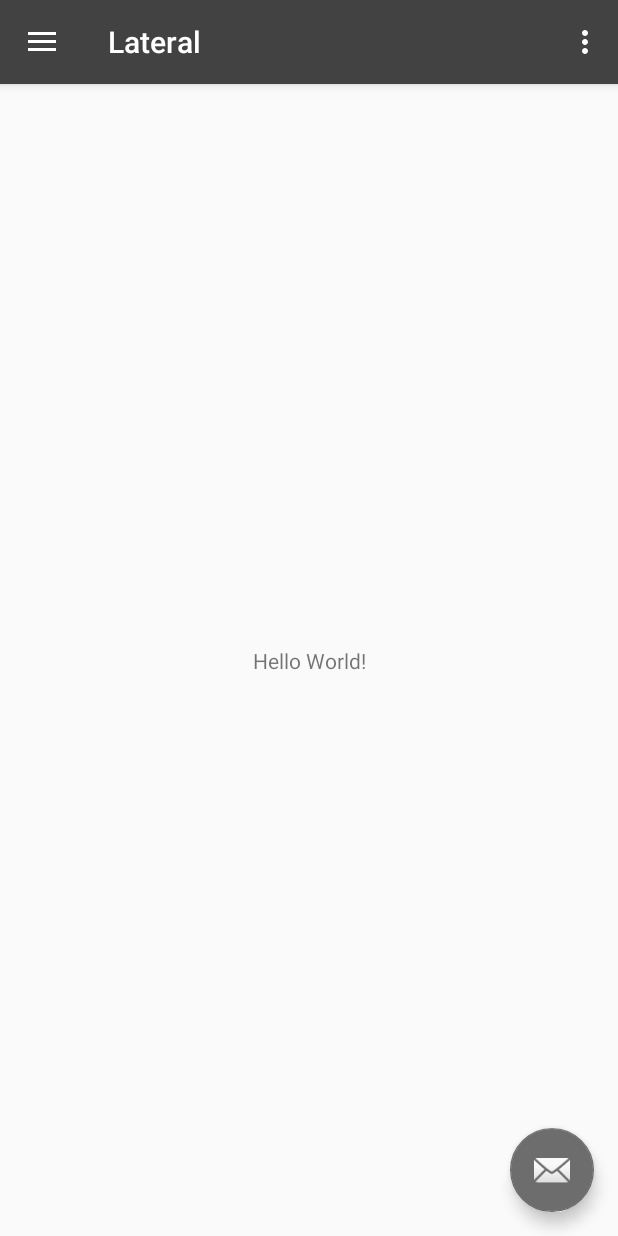
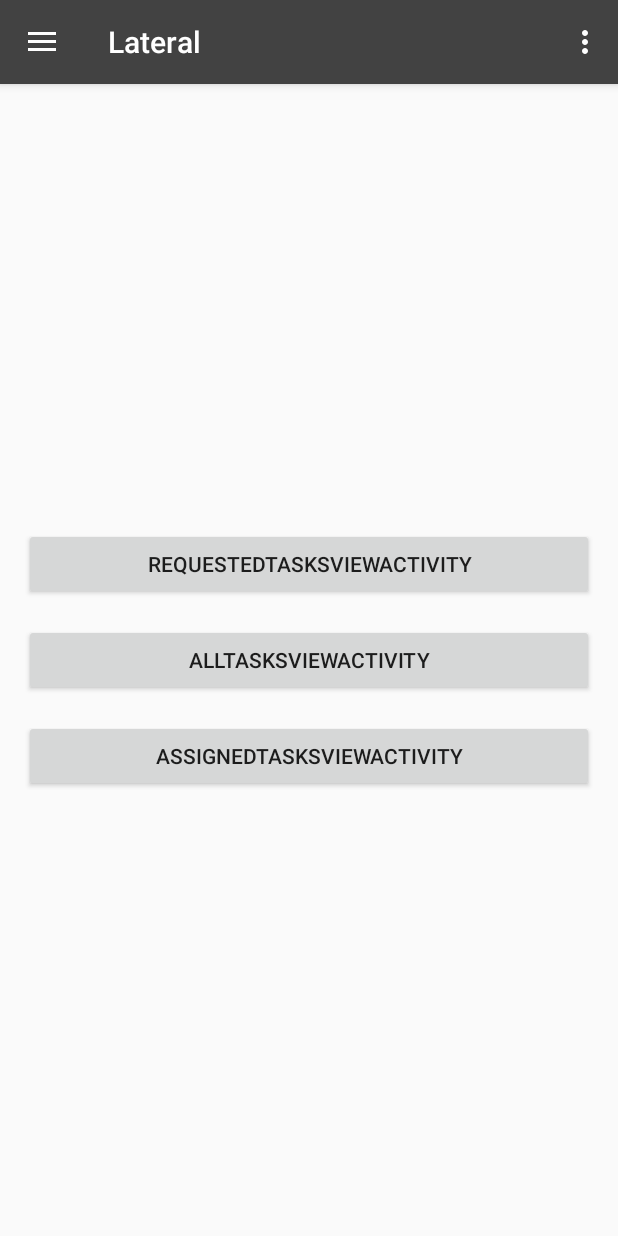
Before and after one commit to CMPUT301W18T13/Lateral, an Android app: the screen it shows after launch (MainActivity), on a phone screen of 412 x 824 dp. Run offline under Robolectric (Android 15) with nearby library versions, the phone set to English and light mode, and no system bars.

Commit message:
added buttons on main activity (only view all tasks button is functional)

```diff
--- a/app/src/main/java/com/lateral/lateral/MainActivity.java
+++ b/app/src/main/java/com/lateral/lateral/MainActivity.java
@@ -18,12 +18,13 @@ import android.support.v7.app.AppCompatActivity;
 import android.support.v7.widget.Toolbar;
 import android.view.Menu;
 import android.view.MenuItem;
+import android.widget.Button;
 
 import com.lateral.lateral.activity.AllTasksViewActivity;
 
 
 public class MainActivity extends AppCompatActivity
-        implements NavigationView.OnNavigationItemSelectedListener {
+        implements NavigationView.OnNavigationItemSelectedListener, View.OnClickListener {
 
     @Override
     protected void onCreate(Bundle savedInstanceState) {
@@ -32,17 +33,16 @@ public class MainActivity extends AppCompatActivity
         Toolbar toolbar = (Toolbar) findViewById(R.id.toolbar);
         setSupportActionBar(toolbar);
 
-        FloatingActionButton fab = (FloatingActionButton) findViewById(R.id.fab);
-        fab.setOnClickListener(new View.OnClickListener() {
-            @Override
-            public void onClick(View view) {
-//                Snackbar.make(view, "Replace with your own action", Snackbar.LENGTH_LONG)
-//                        .setAction("Action", null).show();
-                // for Testing --> take me to allTaskViewActivity
-                Intent viewAllTasksIntent = new Intent(MainActivity.this, AllTasksViewActivity.class);
-                startActivity(viewAllTasksIntent);
-            }
-        });
+        // Define buttons
+        Button ViewRequestedTasksButton = findViewById(R.id.ViewRequestedTasksButton);
+        ViewRequestedTasksButton.setOnClickListener(this);
+
+        Button ViewAllTasksButton = findViewById(R.id.ViewAllTasksButton);
+        ViewAllTasksButton.setOnClickListener(this);
+
+        Button ViewAssignedTasksButton = findViewById(R.id.ViewAssignedTasksButton);
+        ViewAssignedTasksButton.setOnClickListener(this);
+
 
         DrawerLayout drawer = (DrawerLayout) findViewById(R.id.drawer_layout);
         ActionBarDrawerToggle toggle = new ActionBarDrawerToggle(
@@ -52,6 +52,25 @@ public class MainActivity extends AppCompatActivity
 
         NavigationView navigationView = (NavigationView) findViewById(R.id.nav_view);
         navigationView.setNavigationItemSelectedListener(this);
+    }
+
+    // handles onClick events
+    @Override
+    public void onClick(View view) {
+
+        switch (view.getId()) {
+            case R.id.ViewRequestedTasksButton:
+                break;
+
+            case R.id.ViewAllTasksButton:
+                Intent viewAllTasksIntent = new Intent(MainActivity.this, AllTasksViewActivity.class);
+                startActivity(viewAllTasksIntent);
+                break;
+
+            case R.id.ViewAssignedTasksButton:
+                break;
+        }
+
     }
 
     @Override
--- a/app/src/main/java/com/lateral/lateral/activity/AllTasksViewActivity.java
+++ b/app/src/main/java/com/lateral/lateral/activity/AllTasksViewActivity.java
@@ -30,7 +30,7 @@ https://developer.android.com/guide/topics/search/search-dialog.html#LifeCycle
  */
 
 // TODO fix white bar at the top of this activity --> appeared on my original pull
-// TODO cleanup to improve readablity (including unnecessary changes in other files)
+// TODO remove unnecessary changes in other files)
 public class AllTasksViewActivity extends AppCompatActivity {
 
     private RecyclerView.Adapter mAdapter;
@@ -126,7 +126,6 @@ public class AllTasksViewActivity extends AppCompatActivity {
         mAdapter.notifyItemRangeRemoved(0, size);
     }
 
-    // TODO make sure you don't add empty results --> what does a search with no hits return?
     private void returnMatchingTask(String query) {
         DefaultTaskService taskService = new DefaultTaskService();
         addTasks(taskService.getAllTasks(query));
--- a/app/src/main/java/com/lateral/lateral/activity/TaskRowAdapter.java
+++ b/app/src/main/java/com/lateral/lateral/activity/TaskRowAdapter.java
@@ -52,6 +52,7 @@ public class TaskRowAdapter extends RecyclerView.Adapter<TaskRowAdapter.ViewHold
     // Replace the contents of a view (invoked by the layout manager)
     @Override
     public void onBindViewHolder(ViewHolder holder, final int position) {
+        // need to fill more properly once big/user objects implemented on elastic search
         Task task = mTasks.get(position);
         holder.tvTitle.setText(task.getTitle());
         holder.tvUsername.setText(task.getRequestingUserId());
--- a/app/src/main/res/layout/app_bar_main.xml
+++ b/app/src/main/res/layout/app_bar_main.xml
@@ -22,12 +22,4 @@
 
     <include layout="@layout/content_main" />
 
-    <android.support.design.widget.FloatingActionButton
-        android:id="@+id/fab"
-        android:layout_width="wrap_content"
-        android:layout_height="wrap_content"
-        android:layout_gravity="bottom|end"
-        android:layout_margin="@dimen/fab_margin"
-        app:srcCompat="@android:drawable/ic_dialog_email" />
-
 </android.support.design.widget.CoordinatorLayout>
--- a/app/src/main/res/layout/content_main.xml
+++ b/app/src/main/res/layout/content_main.xml
@@ -8,13 +8,39 @@
     tools:context="com.lateral.lateral.MainActivity"
     tools:showIn="@layout/app_bar_main">
 
-    <TextView
-        android:layout_width="wrap_content"
+    <Button
+        android:id="@+id/ViewRequestedTasksButton"
+        android:layout_width="0dp"
         android:layout_height="wrap_content"
-        android:text="Hello World!"
+        android:layout_marginBottom="16dp"
+        android:layout_marginEnd="16dp"
+        android:layout_marginStart="16dp"
+        android:text="@string/title_activity_requested_tasks_view"
+        app:layout_constraintBottom_toTopOf="@+id/ViewAllTasksButton"
+        app:layout_constraintEnd_toEndOf="parent"
+        app:layout_constraintStart_toStartOf="parent" />
+
+    <Button
+        android:id="@+id/ViewAllTasksButton"
+        android:layout_width="0dp"
+        android:layout_height="wrap_content"
+        android:layout_marginEnd="16dp"
+        android:layout_marginStart="16dp"
+        android:text="@string/title_activity_all_tasks_view"
         app:layout_constraintBottom_toBottomOf="parent"
-        app:layout_constraintLeft_toLeftOf="parent"
-        app:layout_constraintRight_toRightOf="parent"
+        app:layout_constraintEnd_toEndOf="parent"
+        app:layout_constraintStart_toStartOf="parent"
         app:layout_constraintTop_toTopOf="parent" />
 
+    <Button
+        android:id="@+id/ViewAssignedTasksButton"
+        android:layout_width="0dp"
+        android:layout_height="wrap_content"
+        android:layout_marginEnd="16dp"
+        android:layout_marginStart="16dp"
+        android:layout_marginTop="16dp"
+        android:text="@string/title_activity_assigned_tasks_view"
+        app:layout_constraintEnd_toEndOf="parent"
+        app:layout_constraintStart_toStartOf="parent"
+        app:layout_constraintTop_toBottomOf="@+id/ViewAllTasksButton" />
 </android.support.constraint.ConstraintLayout>
--- a/app/src/main/res/values/strings.xml
+++ b/app/src/main/res/values/strings.xml
@@ -45,5 +45,6 @@
 
     <!-- Strings related to searching -->
     <string name="search_hint">Search all tasks</string>
+    <string name="title_activity_assigned_tasks_view">AssignedTasksViewActivity</string>
 
 </resources>
```
Also changed, not shown: 1 other file.
